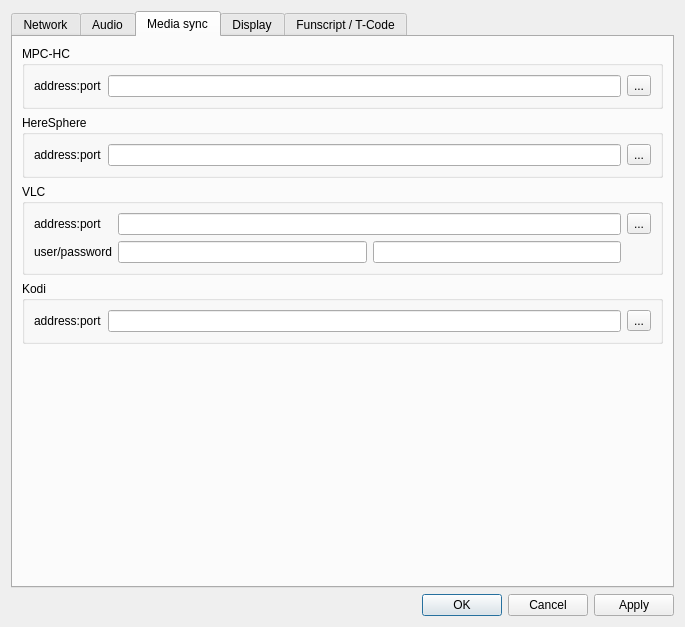
The window that designer/preferencesdialog.ui (diglet48/restim) describes before a commit, drawn with Qt 5.
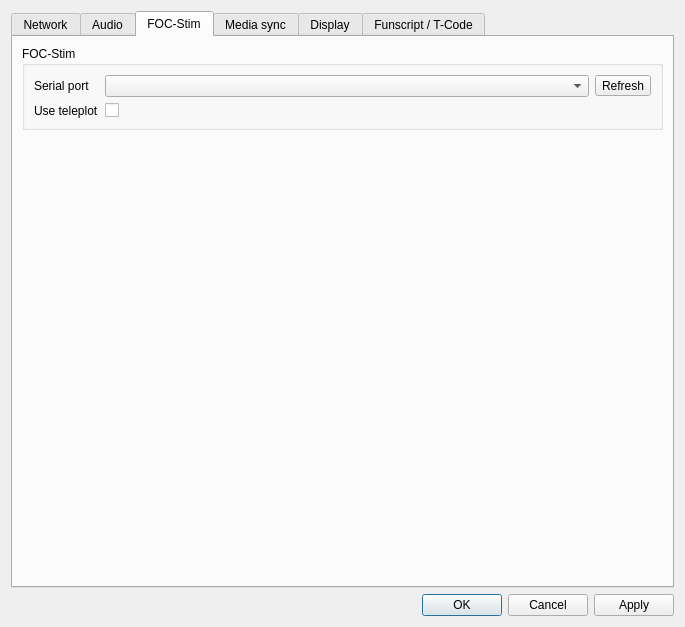
The same window after the commit. Icons and pictures are not drawn. Custom widgets are drawn as their Qt base class.

Commit message: Add support for FOC-Stim

Diff of the .ui file:
```diff
--- a/designer/preferencesdialog.ui
+++ b/designer/preferencesdialog.ui
@@ -416,6 +416,73 @@
        </item>
       </layout>
      </widget>
+     <widget class="QWidget" name="tab_foc">
+      <attribute name="title">
+       <string>FOC-Stim</string>
+      </attribute>
+      <layout class="QVBoxLayout" name="verticalLayout_5">
+       <item>
+        <widget class="QGroupBox" name="groupBox_8">
+         <property name="title">
+          <string>FOC-Stim</string>
+         </property>
+         <layout class="QGridLayout" name="gridLayout_5">
+          <item row="0" column="2">
+           <widget class="QComboBox" name="focstim_port">
+            <property name="sizePolicy">
+             <sizepolicy hsizetype="Expanding" vsizetype="Fixed">
+              <horstretch>0</horstretch>
+              <verstretch>0</verstretch>
+             </sizepolicy>
+            </property>
+           </widget>
+          </item>
+          <item row="1" column="0">
+           <widget class="QLabel" name="label_15">
+            <property name="text">
+             <string>Use teleplot</string>
+            </property>
+           </widget>
+          </item>
+          <item row="0" column="0">
+           <widget class="QLabel" name="label_14">
+            <property name="text">
+             <string>Serial port</string>
+            </property>
+           </widget>
+          </item>
+          <item row="0" column="3">
+           <widget class="QToolButton" name="refresh_serial_devices">
+            <property name="text">
+             <string>Refresh</string>
+            </property>
+           </widget>
+          </item>
+          <item row="1" column="2">
+           <widget class="QCheckBox" name="focstim_use_teleplot">
+            <property name="text">
+             <string/>
+            </property>
+           </widget>
+          </item>
+         </layout>
+        </widget>
+       </item>
+       <item>
+        <spacer name="verticalSpacer_4">
+         <property name="orientation">
+          <enum>Qt::Vertical</enum>
+         </property>
+         <property name="sizeHint" stdset="0">
+          <size>
+           <width>20</width>
+           <height>40</height>
+          </size>
+         </property>
+        </spacer>
+       </item>
+      </layout>
+     </widget>
      <widget class="QWidget" name="tab_media_settings">
       <attribute name="title">
        <string>Media sync</string>
```
The commit also changes 27 other files.
